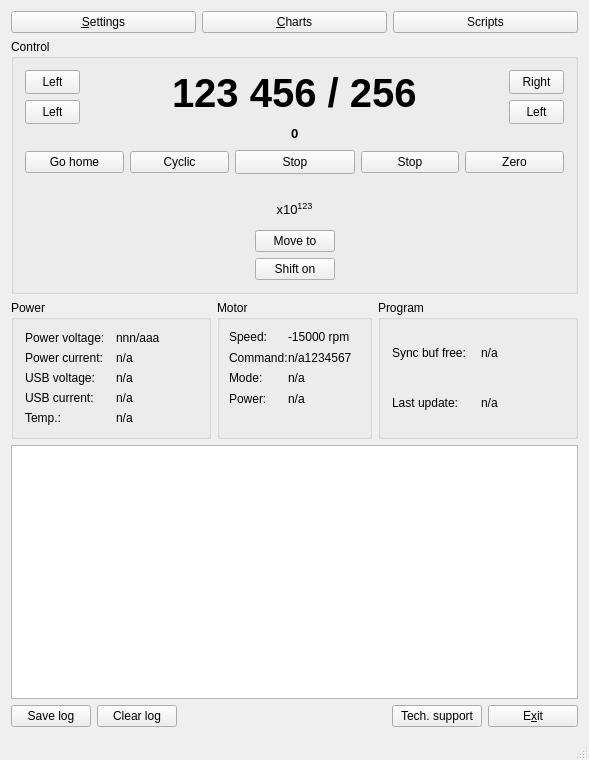
First picture: the form in src/mainwindow.ui, repository EPC-MSU/XILab, before the edit.
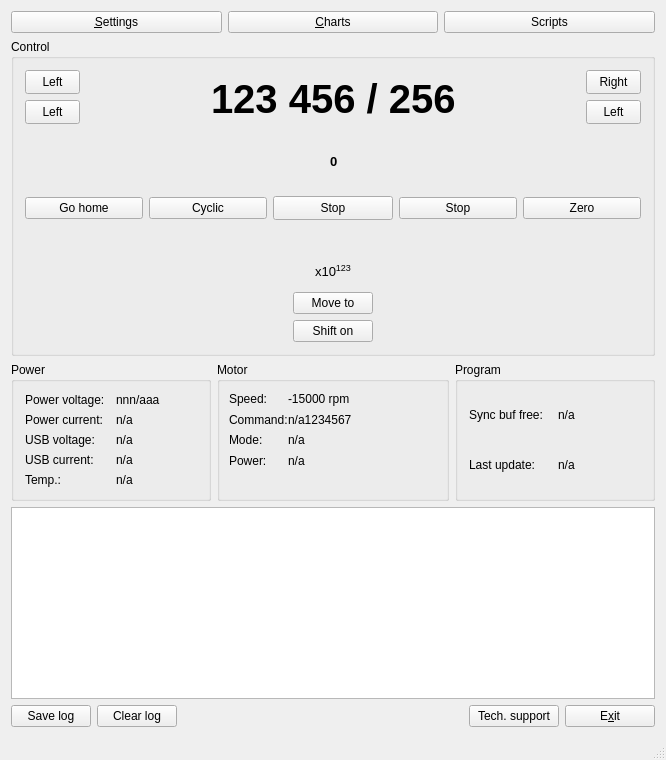
Second picture: the form after the edit. Icons and pictures are not drawn. Custom widgets are drawn as their Qt base class.

Commit message: Feature #76501 Changes to flags in the status bar.

```diff
--- a/src/mainwindow.ui
+++ b/src/mainwindow.ui
@@ -6,7 +6,7 @@
    <rect>
     <x>0</x>
     <y>0</y>
-    <width>587</width>
+    <width>666</width>
     <height>760</height>
    </rect>
   </property>
@@ -42,7 +42,7 @@
    <string/>
   </property>
   <widget class="QWidget" name="centralWidget">
-   <layout class="QVBoxLayout" name="verticalLayout_x" stretch="0,0,0,0,0">
+   <layout class="QVBoxLayout" name="verticalLayout_x" stretch="0,0,0,0,0,0">
     <item>
      <layout class="QHBoxLayout" name="horizontalLayout_10">
       <item>
@@ -890,6 +890,12 @@
      <layout class="QHBoxLayout" name="horzLayout">
       <item>
        <widget class="QTableWidget" name="logEdit">
+        <property name="sizePolicy">
+         <sizepolicy hsizetype="Expanding" vsizetype="Fixed">
+          <horstretch>0</horstretch>
+          <verstretch>0</verstretch>
+         </sizepolicy>
+        </property>
         <property name="minimumSize">
          <size>
           <width>0</width>
```
Left out of the diff: 3 changed lines with no effect on the pictures. The commit also changes 2 other files.
